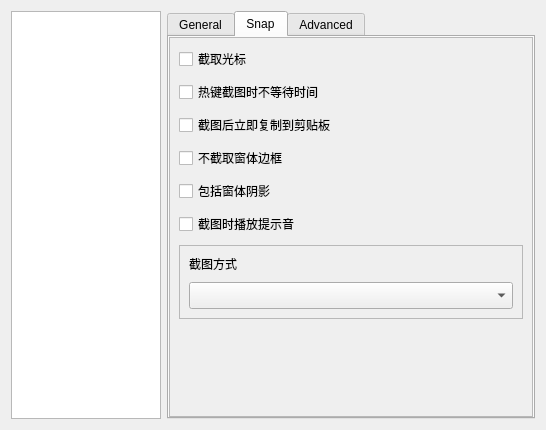
Old version of the form SmartScreenSnapper/ui/settingdialog.ui in the repository SkyD666/SmartScreenSnapper.
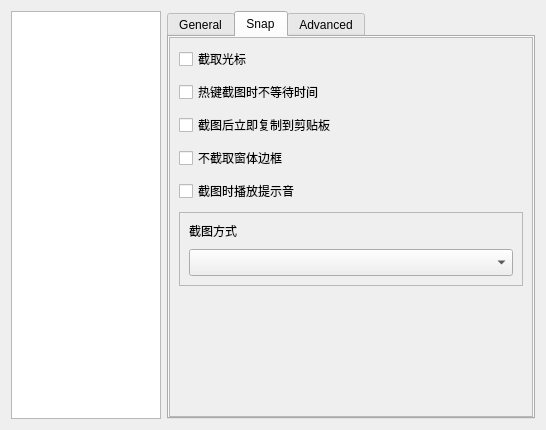
New version of the form. The open tabs and pages were chosen to show the change. Icons and pictures are not drawn.

The edit to the form file:
```diff
--- a/SmartScreenSnapper/ui/settingdialog.ui
+++ b/SmartScreenSnapper/ui/settingdialog.ui
@@ -532,8 +532,8 @@
            <rect>
             <x>0</x>
             <y>0</y>
-            <width>173</width>
-            <height>242</height>
+            <width>364</width>
+            <height>385</height>
            </rect>
           </property>
           <layout class="QVBoxLayout" name="verticalLayout_4">
@@ -580,13 +580,6 @@
              </property>
             </widget>
            </item>
-           <item>
-            <widget class="QCheckBox" name="checkBoxIncludeShadow">
-             <property name="text">
-              <string>包括窗体阴影</string>
-             </property>
-            </widget>
-           </item>
            <item>
             <widget class="QCheckBox" name="checkBoxPlaySound">
              <property name="text">
```
Left out of the diff: 12 changed lines with no effect on the pictures.
